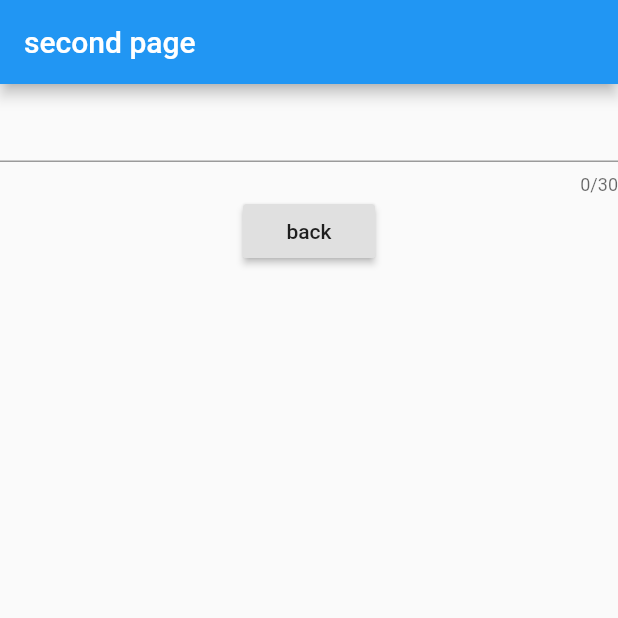
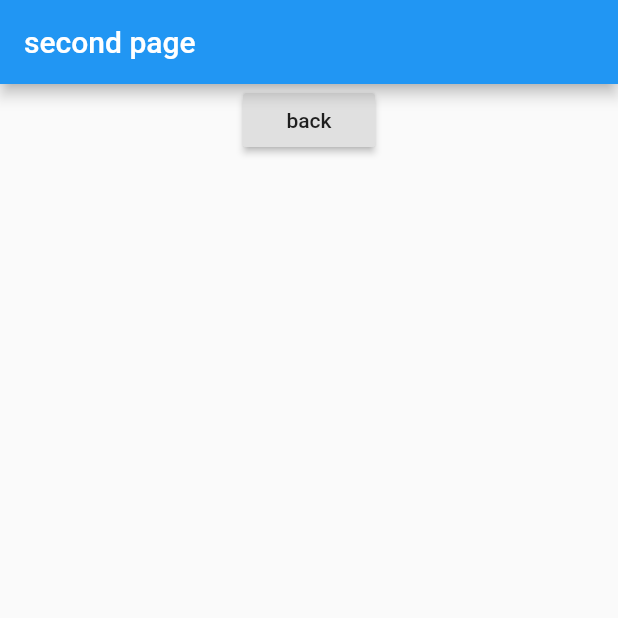
Before and after one commit to blackdeather/Vmedia, a Flutter app: the screen it shows after launch, after a tap on "Открыть второе окно", on a phone screen of 412 x 824 dp, the top half of it. Run offline on Flutter 3.47's test engine with Material 2 defaults, Android fonts, the phone set to English and light mode, and no system bars.

Commit message:
modify main screen

```diff
--- a/lib/main.dart
+++ b/lib/main.dart
@@ -12,10 +12,15 @@ class MyApp extends StatelessWidget {
     return MaterialApp(
       home: Scaffold(
         appBar: AppBar(title: Text('Главное окно')),
-        body: Center(child: RaisedButton(onPressed: (){
-          Navigator.push(context, MaterialPageRoute(builder: (context) => SecondScreen()));
+        body: Column(
+          children: [
+            TextField(onTap: (){}, style: TextStyle(fontSize: 24), maxLength: 30, maxLines: 1, textAlignVertical: TextAlignVertical.center,),
+            Center(child: RaisedButton(onPressed: (){
+              Navigator.push(context, MaterialPageRoute(builder: (context) => SecondScreen()));
 
-        }, child: Text('Открыть второе окно'))),
+            }, child: Text('Открыть второе окно'))),
+          ],
+        ),
         floatingActionButton: FloatingActionButton(
           onPressed: (){
             Navigator.push(context, MaterialPageRoute(builder: (context) => SettingScreen()));
@@ -39,7 +44,7 @@ class SecondScreen extends StatelessWidget {
         appBar: AppBar(title: Text('second page'),),
         body: Column(
           children: <Widget>[
-            TextField(onTap: (){}, style: TextStyle(fontSize: 24), maxLength: 30, maxLines: 1, textAlignVertical: TextAlignVertical.center,),
+
 
             Center(child: RaisedButton(
               onPressed: (){
```
